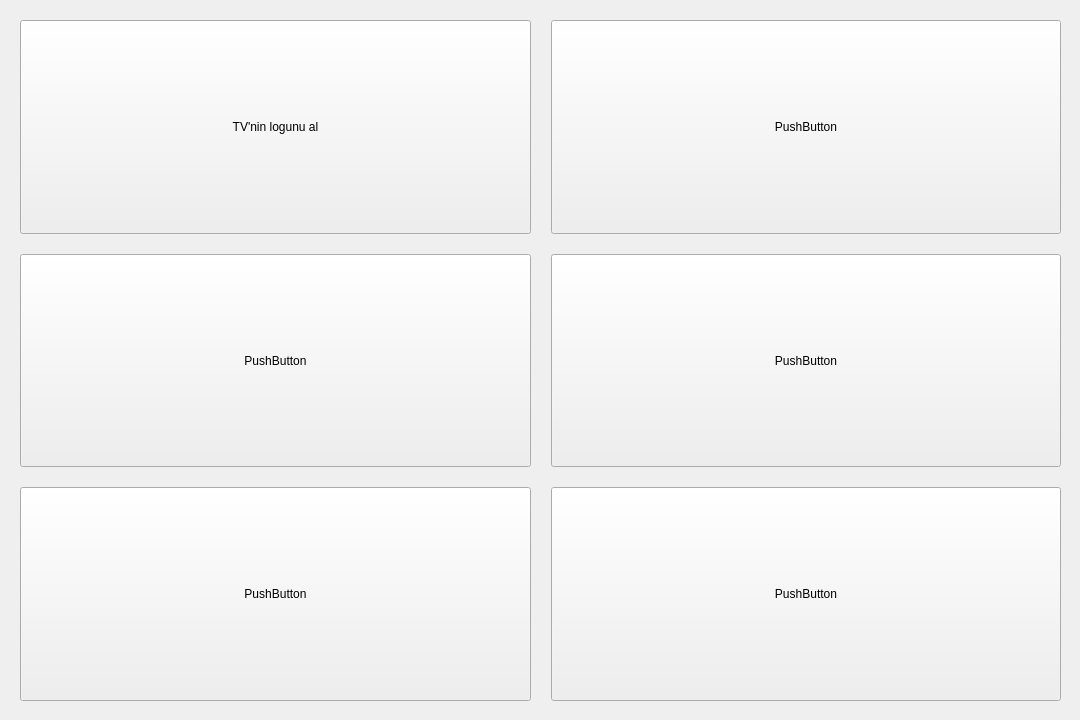
Before: the Qt Designer form ui/main_screen/main_screen.ui in cihansenyuz/system_controller, drawn with Qt 5.
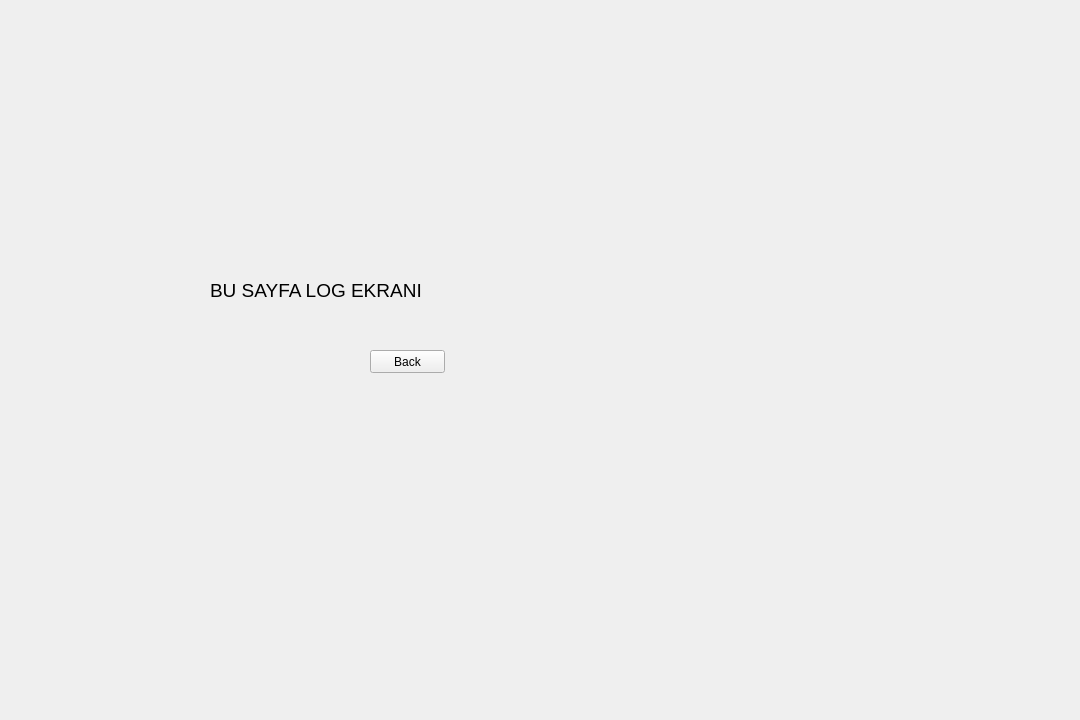
After: the same form once the commit is applied. The open tabs and pages were chosen to show the change.

Commit message: first try of stackedWidgets

What changed in the file:
```diff
--- a/ui/main_screen/main_screen.ui
+++ b/ui/main_screen/main_screen.ui
@@ -31,13 +31,35 @@
   <property name="autoFillBackground">
    <bool>false</bool>
   </property>
+  <widget class="QStackedWidget" name="stackedWidget">
+   <property name="geometry">
+    <rect>
+     <x>0</x>
+     <y>-50</y>
+     <width>871</width>
+     <height>691</height>
+    </rect>
+   </property>
+   <widget class="QWidget" name="mainScreenPage">
+    <property name="minimumSize">
+     <size>
+      <width>800</width>
+      <height>600</height>
+     </size>
+    </property>
+    <property name="maximumSize">
+     <size>
+      <width>1080</width>
+      <height>720</height>
+     </size>
+    </property>
   <widget class="QWidget" name="layoutWidget">
    <property name="geometry">
     <rect>
      <x>0</x>
-     <y>0</y>
-     <width>1081</width>
-     <height>721</height>
+       <y>50</y>
+       <width>871</width>
+       <height>641</height>
     </rect>
    </property>
    <layout class="QHBoxLayout" name="horizontalLayout">
@@ -164,6 +186,41 @@
      </layout>
     </item>
    </layout>
+    </widget>
+   </widget>
+   <widget class="QWidget" name="logScreenPage">
+    <widget class="QLabel" name="label">
+     <property name="geometry">
+      <rect>
+       <x>210</x>
+       <y>310</y>
+       <width>261</width>
+       <height>61</height>
+      </rect>
+     </property>
+     <property name="font">
+      <font>
+       <pointsize>14</pointsize>
+      </font>
+     </property>
+     <property name="text">
+      <string>BU SAYFA LOG EKRANI</string>
+     </property>
+    </widget>
+    <widget class="QPushButton" name="logScreenBackButton">
+     <property name="geometry">
+      <rect>
+       <x>370</x>
+       <y>400</y>
+       <width>75</width>
+       <height>23</height>
+      </rect>
+     </property>
+     <property name="text">
+      <string>Back</string>
+     </property>
+    </widget>
+   </widget>
   </widget>
  </widget>
  <resources/>
```
Lines whose indentation alone changed are shown as unchanged. The commit also changes 2 other files.
